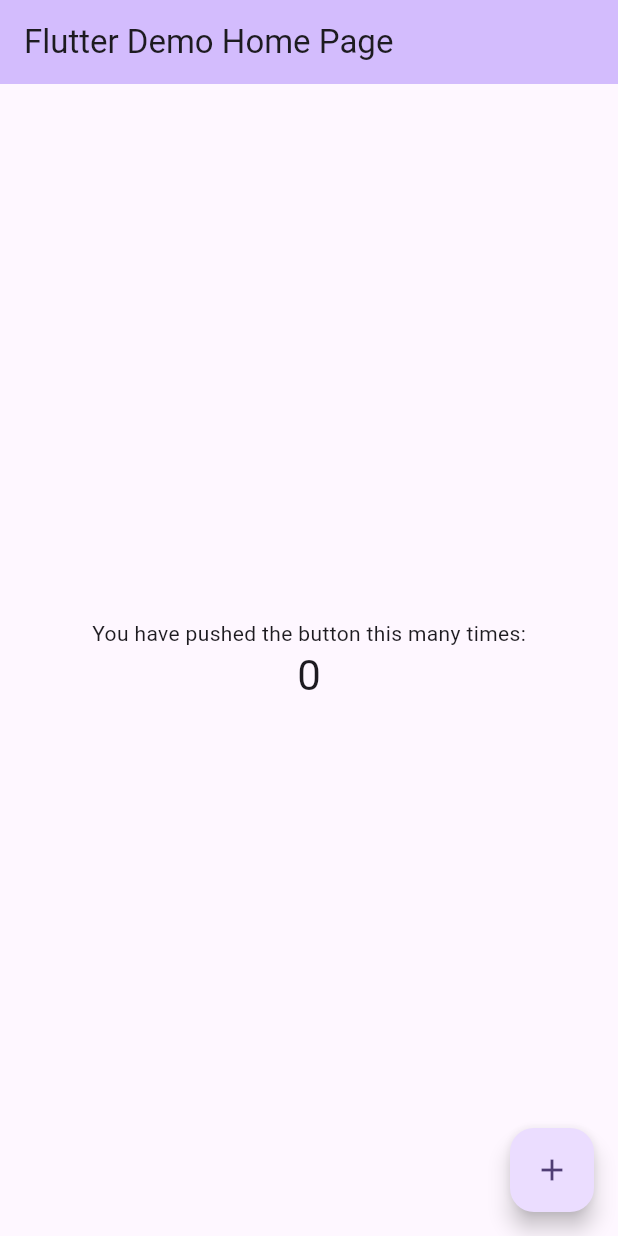
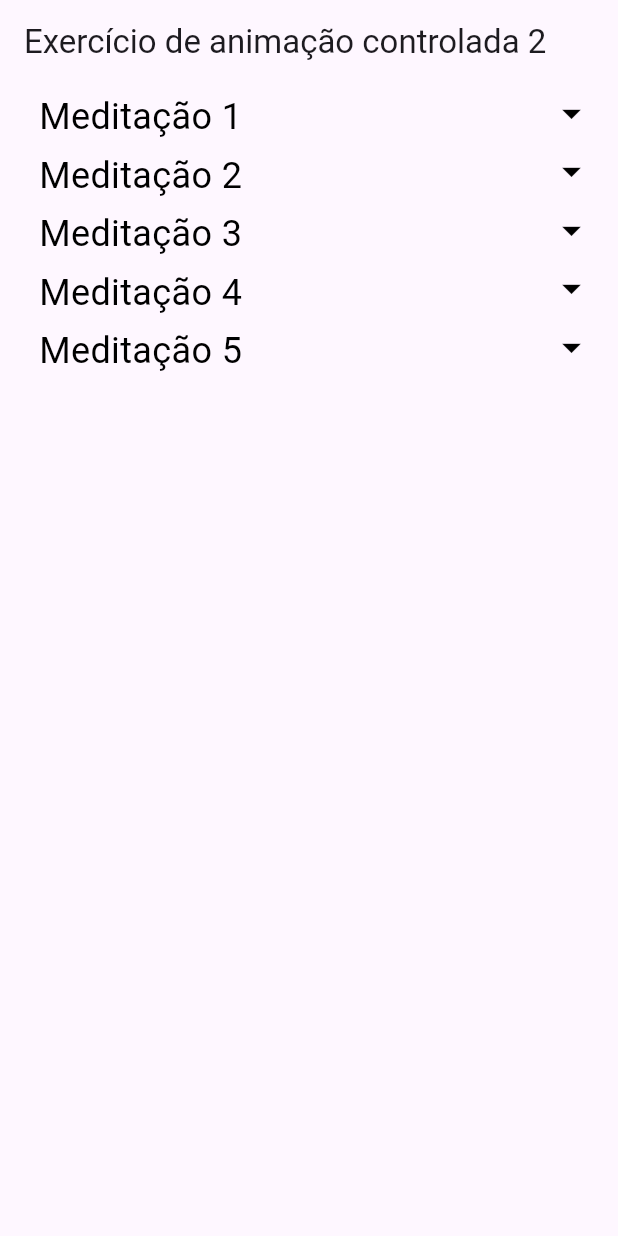
Before and after one commit to itajacybsd/animacao4, a Flutter app: the screen it shows after launch, on a phone screen of 412 x 824 dp. Run offline on Flutter 3.47's test engine with Material 3 defaults, Android fonts, the phone set to English and light mode, and no system bars.

Commit message:
animacao 4 funcionando

```diff
--- /dev/null
+++ b/lib/expanded_card.dart
@@ -0,0 +1,141 @@
+// ignore_for_file: public_member_api_docs, sort_constructors_first
+import 'dart:math';
+import 'dart:ui';
+
+import 'package:flutter/material.dart';
+
+class ExpandedCard extends StatefulWidget {
+  bool isOpen;
+  String title;
+  String text;
+
+  // ignore: use_super_parameters
+  ExpandedCard({
+    Key? key,
+    required this.isOpen,
+    required this.title,
+    required this.text,
+  }) : super(key: key);
+
+  @override
+  State<ExpandedCard> createState() => _ExpandedCardState();
+}
+
+class _ExpandedCardState extends State<ExpandedCard>
+    with SingleTickerProviderStateMixin {
+  late AnimationController _animationController;
+  late Animation<double> _angleAnimation;
+  late Animation<Color?> _colorAnimation;
+  late Animation<double> _heightFactorAnimation;
+  late Animation<double> _heightContainer;
+  late Animation<double> _sizeAnimation;
+
+
+
+  @override
+  void initState() {
+    super.initState();
+    _animationController = AnimationController(
+      vsync: this,
+      duration: const Duration(milliseconds: 300),
+    );
+
+    _animationController.addListener(listener);
+
+    _angleAnimation = Tween<double>(
+      begin: 0,
+      end: pi,
+    ).animate(_animationController);
+
+    _colorAnimation = ColorTween(
+      begin: Colors.black,
+      end: Colors.blueAccent,
+    ).animate(_animationController);
+
+    _heightFactorAnimation = Tween<double>(
+      begin: 0,
+      end: 1,
+    ).animate(_animationController);
+
+    _heightContainer = Tween<double>(
+      begin: 0,
+      end: 70,
+    ).animate(_animationController);
+
+    _sizeAnimation = Tween<double>(
+      begin: 0,
+      end: 1,
+    ).animate(_animationController);
+  }
+
+  void listener() {
+    setState(() {});
+  }
+
+  @override
+  void dispose() {
+    super.dispose();
+    _animationController.removeListener(listener);
+    _animationController.dispose();
+  }
+
+  @override
+  Widget build(BuildContext context) {
+    return Column(
+      children: [
+        GestureDetector(
+          onTap: () {
+            if (widget.isOpen) {
+              _animationController.reverse();
+            } else {
+              _animationController.forward();
+            }
+            widget.isOpen = !widget.isOpen;
+          },
+          child: Padding(
+            padding: const EdgeInsets.only(left: 16.0, right: 16.0),
+            child: Row(
+
+              mainAxisAlignment: MainAxisAlignment.spaceBetween,
+              children: [
+                Container(
+                  padding: const EdgeInsets.only(left: 10, right: 10, top: 5),
+                  child: Text(
+                    widget.title,
+                    style: TextStyle(fontSize: 24, color: _colorAnimation.value),
+                  ),
+                ),
+                Transform.rotate(
+                  angle: _angleAnimation.value,
+                  child: Icon(
+                    Icons.arrow_drop_down,
+                    size: 30,
+                    color: _colorAnimation.value,
+                  ),
+                ),
+              ],
+            ),
+          ),
+        ),
+        Align(
+          heightFactor: _heightFactorAnimation.value,
+          alignment: Alignment.centerLeft,
+          child: SizeTransition(
+            sizeFactor: _sizeAnimation,
+            child: Container(
+              // height: _heightContainer.value,
+              padding: const EdgeInsets.only(left: 16, right: 16),
+              child: Text(
+                widget.text,
+                style: TextStyle(
+                  fontSize: 18,
+                  color: _colorAnimation.value,
+                ),
+              ),
+            ),
+          ),
+        ),
+      ],
+    );
+  }
+}
--- a/lib/main.dart
+++ b/lib/main.dart
@@ -1,122 +1,6 @@
+import 'package:animacao4/my_app.dart';
 import 'package:flutter/material.dart';
 
 void main() {
   runApp(const MyApp());
 }
-
-class MyApp extends StatelessWidget {
-  const MyApp({super.key});
-
-  // This widget is the root of your application.
-  @override
-  Widget build(BuildContext context) {
-    return MaterialApp(
-      title: 'Flutter Demo',
-      theme: ThemeData(
-        // This is the theme of your application.
-        //
-        // TRY THIS: Try running your application with "flutter run". You'll see
-        // the application has a purple toolbar. Then, without quitting the app,
-        // try changing the seedColor in the colorScheme below to Colors.green
-        // and then invoke "hot reload" (save your changes or press the "hot
-        // reload" button in a Flutter-supported IDE, or press "r" if you used
-        // the command line to start the app).
-        //
-        // Notice that the counter didn't reset back to zero; the application
-        // state is not lost during the reload. To reset the state, use hot
-        // restart instead.
-        //
-        // This works for code too, not just values: Most code changes can be
-        // tested with just a hot reload.
-        colorScheme: ColorScheme.fromSeed(seedColor: Colors.deepPurple),
-      ),
-      home: const MyHomePage(title: 'Flutter Demo Home Page'),
-    );
-  }
-}
-
-class MyHomePage extends StatefulWidget {
-  const MyHomePage({super.key, required this.title});
-
-  // This widget is the home page of your application. It is stateful, meaning
-  // that it has a State object (defined below) that contains fields that affect
-  // how it looks.
-
-  // This class is the configuration for the state. It holds the values (in this
-  // case the title) provided by the parent (in this case the App widget) and
-  // used by the build method of the State. Fields in a Widget subclass are
-  // always marked "final".
-
-  final String title;
-
-  @override
-  State<MyHomePage> createState() => _MyHomePageState();
-}
-
-class _MyHomePageState extends State<MyHomePage> {
-  int _counter = 0;
-
-  void _incrementCounter() {
-    setState(() {
-      // This call to setState tells the Flutter framework that something has
-      // changed in this State, which causes it to rerun the build method below
-      // so that the display can reflect the updated values. If we changed
-      // _counter without calling setState(), then the build method would not be
-      // called again, and so nothing would appear to happen.
-      _counter++;
-    });
-  }
-
-  @override
-  Widget build(BuildContext context) {
-    // This method is rerun every time setState is called, for instance as done
-    // by the _incrementCounter method above.
-    //
-    // The Flutter framework has been optimized to make rerunning build methods
-    // fast, so that you can just rebuild anything that needs updating rather
-    // than having to individually change instances of widgets.
-    return Scaffold(
-      appBar: AppBar(
-        // TRY THIS: Try changing the color here to a specific color (to
-        // Colors.amber, perhaps?) and trigger a hot reload to see the AppBar
-        // change color while the other colors stay the same.
-        backgroundColor: Theme.of(context).colorScheme.inversePrimary,
-        // Here we take the value from the MyHomePage object that was created by
-        // the App.build method, and use it to set our appbar title.
-        title: Text(widget.title),
-      ),
-      body: Center(
-        // Center is a layout widget. It takes a single child and positions it
-        // in the middle of the parent.
-        child: Column(
-          // Column is also a layout widget. It takes a list of children and
-          // arranges them vertically. By default, it sizes itself to fit its
-          // children horizontally, and tries to be as tall as its parent.
-          //
-          // Column has various properties to control how it sizes itself and
-          // how it positions its children. Here we use mainAxisAlignment to
-          // center the children vertically; the main axis here is the vertical
-          // axis because Columns are vertical (the cross axis would be
-          // horizontal).
-          //
-          // TRY THIS: Invoke "debug painting" (choose the "Toggle Debug Paint"
-          // action in the IDE, or press "p" in the console), to see the
-          // wireframe for each widget.
-          mainAxisAlignment: MainAxisAlignment.center,
-          children: <Widget>[
-            const Text('You have pushed the button this many times:'),
-            Text(
-              '$_counter',
-              style: Theme.of(context).textTheme.headlineMedium,
-            ),
-          ],
-        ),
-      ),
-      floatingActionButton: FloatingActionButton(
-        onPressed: _incrementCounter,
-        tooltip: 'Increment',
-        child: const Icon(Icons.add),
-      ), // This trailing comma makes auto-formatting nicer for build methods.
-    );
-  }
-}
--- /dev/null
+++ b/lib/my_app.dart
@@ -0,0 +1,13 @@
+import 'package:animacao4/my_screen.dart';
+import 'package:flutter/material.dart';
+
+class MyApp extends StatelessWidget {
+  const MyApp({super.key});
+
+  @override
+  Widget build(BuildContext context) {
+    return MaterialApp(
+      home: MyScreen(),
+    );
+  }
+}
--- /dev/null
+++ b/lib/my_screen.dart
@@ -0,0 +1,41 @@
+import 'package:animacao4/expanded_card.dart';
+import 'package:flutter/material.dart';
+
+class MyScreen extends StatelessWidget {
+
+   MyScreen({ super.key });
+
+  String title1 = 'Meditação 1';
+  String text1 =
+      'E, se Cristo não ressuscitou, logo é vã a nossa pregação, e também é vã a vossa fé. 1Co 15.14';
+  String title2 = 'Meditação 2';
+  String text2 =
+      ' E, suspirando profundamente em seu espírito, disse: Por que pede esta geração um sinal? Em verdade vos digo que a esta geração não se dará sinal algum. Mc 8.12';
+  String title3 = 'Meditação 3';
+  String text3 =
+      ' E aquele que não foi achado escrito no livro da vida foi lançado no lago de fogo. Ap 20.15';
+  String title4 = 'Meditação 4';
+  String text4 =
+      'Se alguém diz: Eu amo a Deus, e odeia a seu irmão, é mentiroso. Pois quem não ama a seu irmão, ao qual viu, como pode amar a Deus, a quem não viu? 1Jo 4.20';
+  String title5 = 'Meditação 5';
+  String text5 = ' No princípio criou Deus o céu e a terra. Gn 1.1';
+
+
+   @override
+   Widget build(BuildContext context) {
+       return Scaffold(
+           appBar: AppBar(title: const Text('Exercício de animação controlada 2'),),
+           body: SingleChildScrollView(
+            child: Column(
+              children: [
+                ExpandedCard(isOpen: false, title: title1, text: text1),
+                ExpandedCard(isOpen: false, title: title2, text: text2),
+                ExpandedCard(isOpen: false, title: title3, text: text3),
+                ExpandedCard(isOpen: false, title: title4, text: text4),
+                ExpandedCard(isOpen: false, title: title5, text: text5),
+              ],
+            ),
+           ),
+       );
+  }
+}
```
Also changed, not shown: 1 other file.
